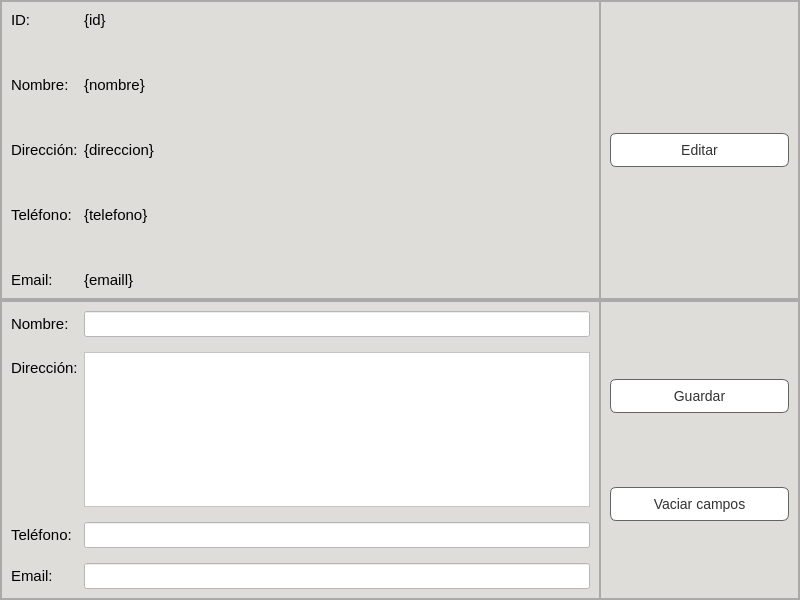
The window that Proyecto/Interfaces/Ui/Tienda.ui (EdCenten0/MAPA-Python) describes before a commit, drawn with Qt 5.
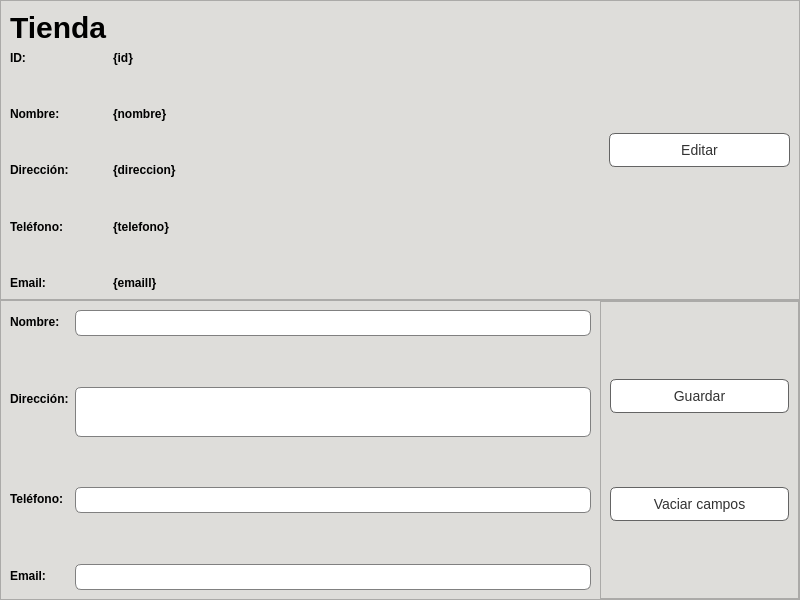
The same window after the commit.

Commit message: Pequeño cambio del tamaño de un textedit

```diff
--- a/Proyecto/Interfaces/Ui/Tienda.ui
+++ b/Proyecto/Interfaces/Ui/Tienda.ui
@@ -65,8 +65,74 @@
        <item>
         <widget class="QFrame" name="frame_3">
          <property name="styleSheet">
-          <string notr="true">font-size:15px;
-font-family:&quot;Inter&quot;, sans-serif;
+          <string notr="true">QFrame{
+	background-color: rgb(222, 221, 218);
+	border:none;
+}
+QPushButton {
+	background-color:rgb(255, 255, 255);
+	border:1px solid rgb(100,100,100);
+	color:rgb(50,50,50);
+    padding: 8px 16px;
+    border-radius: 6px;
+    font-size: 14px;
+}
+
+QPushButton:hover {
+    background-color: #D6D2D1;
+}
+
+QPushButton:pressed {
+    background-color: #52c7ff;
+}
+
+QLabel{
+		font-weight:500;
+}
+
+*{
+		font-family:&quot;Inter&quot;, sans-serif;
+		
+}
+
+QFrame{
+		background-color: rgb(222, 221, 218);
+		border-radius:10%;
+}
+
+QLineEdit {
+    background-color: white;
+    border: 1px solid gray;
+    padding: 4px;
+    border-radius: 6px;
+    font-size: 12px;
+}
+
+QLineEdit:focus {
+    border-color: #3daee9;
+    outline: none;
+}
+
+QLineEdit::hover {
+    background-color: #f0f0f0;
+}
+
+QTextEdit {
+    background-color: white;
+    border: 1px solid gray;
+    padding: 4px;
+    border-radius: 6px;
+    font-size: 12px;
+}
+
+QTextEdit:focus {
+    border-color: #3daee9;
+    outline: none;
+}
+
+QTextEdit::hover {
+    background-color: #f0f0f0;
+}
 </string>
          </property>
          <property name="frameShape">
@@ -76,21 +142,21 @@
           <enum>QFrame::Raised</enum>
          </property>
          <layout class="QFormLayout" name="formLayout">
-          <item row="0" column="0">
+          <item row="1" column="0">
            <widget class="QLabel" name="label">
             <property name="text">
              <string>ID:</string>
             </property>
            </widget>
           </item>
-          <item row="0" column="1">
+          <item row="1" column="1">
            <widget class="QLabel" name="lb_id">
             <property name="text">
              <string>{id}</string>
             </property>
            </widget>
           </item>
-          <item row="1" column="0">
+          <item row="2" column="0">
            <spacer name="verticalSpacer">
             <property name="orientation">
              <enum>Qt::Vertical</enum>
@@ -103,21 +169,21 @@
             </property>
            </spacer>
           </item>
-          <item row="2" column="0">
+          <item row="3" column="0">
            <widget class="QLabel" name="label_2">
             <property name="text">
              <string>Nombre:</string>
             </property>
            </widget>
           </item>
-          <item row="2" column="1">
+          <item row="3" column="1">
            <widget class="QLabel" name="lb_nombre">
             <property name="text">
              <string>{nombre}</string>
             </property>
            </widget>
           </item>
-          <item row="3" column="0">
+          <item row="4" column="0">
            <spacer name="verticalSpacer_2">
             <property name="orientation">
              <enum>Qt::Vertical</enum>
@@ -130,21 +196,21 @@
             </property>
            </spacer>
           </item>
-          <item row="4" column="0">
+          <item row="5" column="0">
            <widget class="QLabel" name="label_3">
             <property name="text">
              <string>Dirección:</string>
             </property>
            </widget>
           </item>
-          <item row="4" column="1">
+          <item row="5" column="1">
            <widget class="QLabel" name="lb_direccion">
             <property name="text">
              <string>{direccion}</string>
             </property>
            </widget>
           </item>
-          <item row="5" column="0">
+          <item row="6" column="0">
            <spacer name="verticalSpacer_3">
             <property name="orientation">
              <enum>Qt::Vertical</enum>
@@ -157,54 +223,134 @@
             </property>
            </spacer>
           </item>
-          <item row="6" column="0">
+          <item row="7" column="0">
            <widget class="QLabel" name="label_4">
             <property name="text">
              <string>Teléfono:</string>
             </property>
            </widget>
           </item>
-          <item row="6" column="1">
+          <item row="7" column="1">
            <widget class="QLabel" name="lb_telefono">
             <property name="text">
              <string>{telefono}</string>
             </property>
            </widget>
           </item>
-          <item row="7" column="0">
-           <spacer name="verticalSpacer_4">
-            <property name="orientation">
-             <enum>Qt::Vertical</enum>
-            </property>
-            <property name="sizeHint" stdset="0">
-             <size>
-              <width>20</width>
-              <height>40</height>
-             </size>
-            </property>
-           </spacer>
-          </item>
           <item row="8" column="0">
+           <spacer name="verticalSpacer_4">
+            <property name="orientation">
+             <enum>Qt::Vertical</enum>
+            </property>
+            <property name="sizeHint" stdset="0">
+             <size>
+              <width>20</width>
+              <height>40</height>
+             </size>
+            </property>
+           </spacer>
+          </item>
+          <item row="9" column="0">
            <widget class="QLabel" name="label_5">
             <property name="text">
              <string>Email:</string>
             </property>
            </widget>
           </item>
-          <item row="8" column="1">
+          <item row="9" column="1">
            <widget class="QLabel" name="lb_email">
             <property name="text">
              <string>{emaill}</string>
             </property>
            </widget>
           </item>
+          <item row="0" column="0">
+           <widget class="QLabel" name="label_6">
+            <property name="styleSheet">
+             <string notr="true">font-family:&quot;Inter&quot;, sans-serif;
+font-size:30px;
+font-weight:500;</string>
+            </property>
+            <property name="text">
+             <string>Tienda</string>
+            </property>
+           </widget>
+          </item>
          </layout>
         </widget>
        </item>
        <item>
         <widget class="QFrame" name="frame_4">
          <property name="styleSheet">
-          <string notr="true"/>
+          <string notr="true">QFrame{
+	background-color: rgb(222, 221, 218);
+	border:none;
+}
+QPushButton {
+	background-color:rgb(255, 255, 255);
+	border:1px solid rgb(100,100,100);
+	color:rgb(50,50,50);
+    padding: 8px 16px;
+    border-radius: 6px;
+    font-size: 14px;
+}
+
+QPushButton:hover {
+    background-color: #D6D2D1;
+}
+
+QPushButton:pressed {
+    background-color: #52c7ff;
+}
+
+QLabel{
+		font-weight:500;
+}
+
+*{
+		font-family:&quot;Inter&quot;, sans-serif;
+		
+}
+
+QFrame{
+		background-color: rgb(222, 221, 218);
+		border-radius:10%;
+}
+
+QLineEdit {
+    background-color: white;
+    border: 1px solid gray;
+    padding: 4px;
+    border-radius: 6px;
+    font-size: 12px;
+}
+
+QLineEdit:focus {
+    border-color: #3daee9;
+    outline: none;
+}
+
+QLineEdit::hover {
+    background-color: #f0f0f0;
+}
+
+QTextEdit {
+    background-color: white;
+    border: 1px solid gray;
+    padding: 4px;
+    border-radius: 6px;
+    font-size: 12px;
+}
+
+QTextEdit:focus {
+    border-color: #3daee9;
+    outline: none;
+}
+
+QTextEdit::hover {
+    background-color: #f0f0f0;
+}
+</string>
          </property>
          <property name="frameShape">
           <enum>QFrame::StyledPanel</enum>
@@ -281,8 +427,74 @@
        <item>
         <widget class="QFrame" name="fr_datos_1">
          <property name="styleSheet">
-          <string notr="true">font-size:15px;
-font-family:&quot;Inter&quot;, sans-serif;
+          <string notr="true">QFrame{
+	background-color: rgb(222, 221, 218);
+	border:none;
+}
+QPushButton {
+	background-color:rgb(255, 255, 255);
+	border:1px solid rgb(100,100,100);
+	color:rgb(50,50,50);
+    padding: 8px 16px;
+    border-radius: 6px;
+    font-size: 14px;
+}
+
+QPushButton:hover {
+    background-color: #D6D2D1;
+}
+
+QPushButton:pressed {
+    background-color: #52c7ff;
+}
+
+QLabel{
+		font-weight:500;
+}
+
+*{
+		font-family:&quot;Inter&quot;, sans-serif;
+		
+}
+
+QFrame{
+		background-color: rgb(222, 221, 218);
+		border-radius:10%;
+}
+
+QLineEdit {
+    background-color: white;
+    border: 1px solid gray;
+    padding: 4px;
+    border-radius: 6px;
+    font-size: 12px;
+}
+
+QLineEdit:focus {
+    border-color: #3daee9;
+    outline: none;
+}
+
+QLineEdit::hover {
+    background-color: #f0f0f0;
+}
+
+QTextEdit {
+    background-color: white;
+    border: 1px solid gray;
+    padding: 4px;
+    border-radius: 6px;
+    font-size: 12px;
+}
+
+QTextEdit:focus {
+    border-color: #3daee9;
+    outline: none;
+}
+
+QTextEdit::hover {
+    background-color: #f0f0f0;
+}
 </string>
          </property>
          <property name="frameShape">
@@ -388,6 +600,12 @@
           </item>
           <item row="2" column="1">
            <widget class="QTextEdit" name="line_direccion">
+            <property name="maximumSize">
+             <size>
+              <width>16777215</width>
+              <height>50</height>
+             </size>
+            </property>
             <property name="styleSheet">
              <string notr="true">background-color: rgb(255, 255, 255);</string>
             </property>
```
The commit also changes 2 other files.
